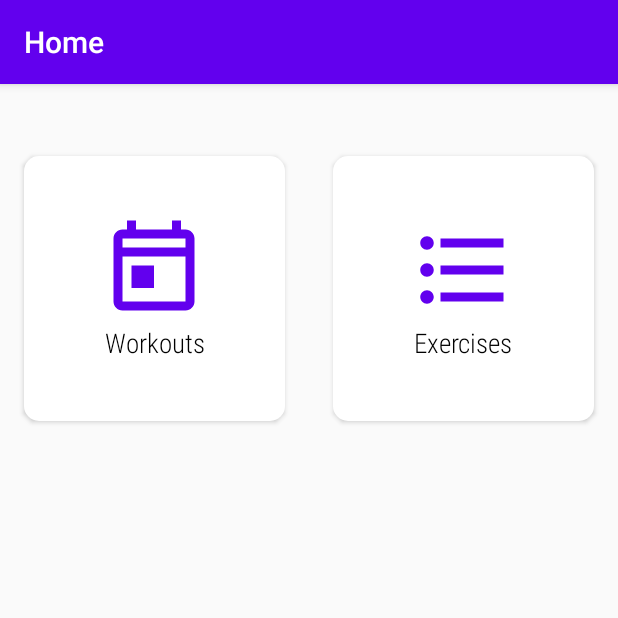
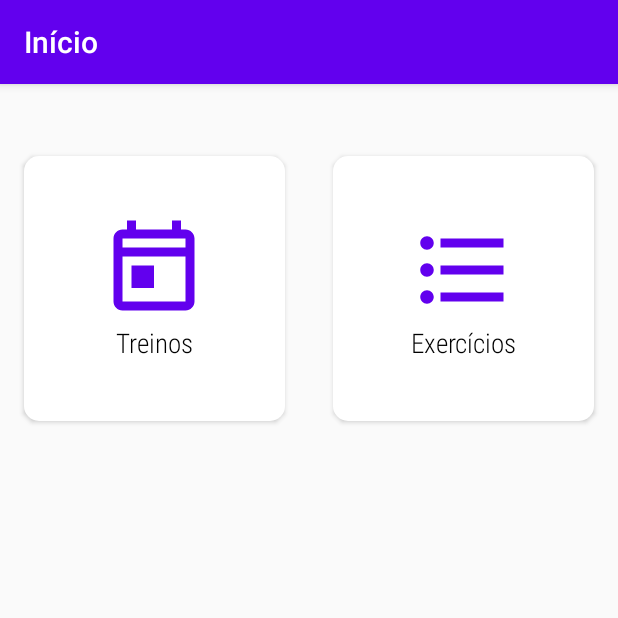
Before and after one commit to cristiano-arch/LealAppsChallenge, an Android app: the screen it shows after launch (HomeActivity), on a phone screen of 412 x 824 dp, the top half of it. Run offline under Robolectric (Android 15) with nearby library versions, the phone set to English and light mode, and no system bars.

Commit message:
Translating String values to pt-br

```diff
--- a/app/src/main/res/values/strings.xml
+++ b/app/src/main/res/values/strings.xml
@@ -1,8 +1,8 @@
 <resources>
     <string name="app_name">LealAppsChallenge</string>
-    <string name="home_activity_tb_label">Home</string>
-    <string name="home_activity_bt_exercises">Exercises</string>
-    <string name="home_activity_bt_workouts">Workouts</string>
+    <string name="home_activity_tb_label">Início</string>
+    <string name="home_activity_bt_exercises">Exercícios</string>
+    <string name="home_activity_bt_workouts">Treinos</string>
     <string name="add_workout_tv_title">Adicionar novo treino</string>
     <string name="add_workout_bt_add">Adicionar</string>
     <string name="add_workout_tiet_name">Nome</string>
```
